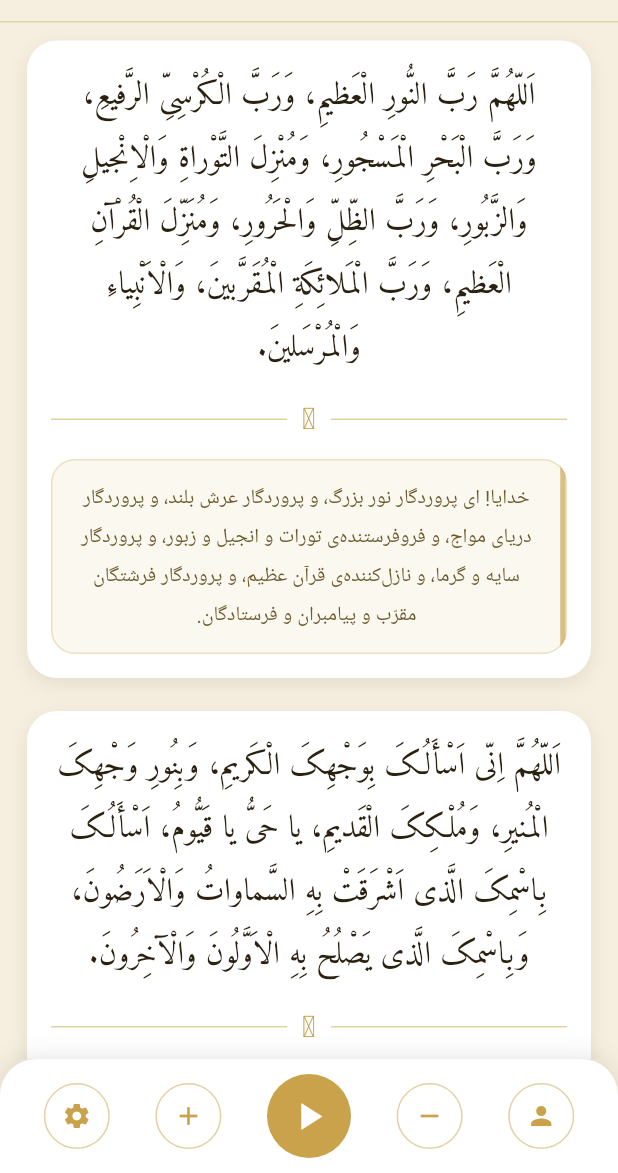
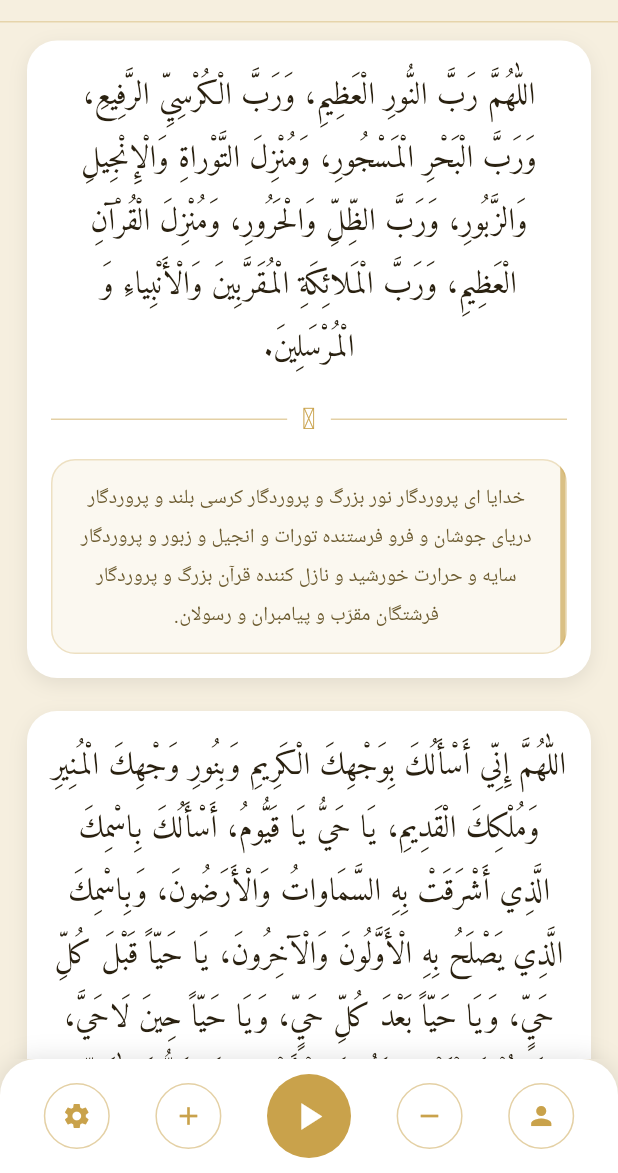
Before and after one commit to amirmohammadq1/Doaye_ahd, a Flutter app: the screen it shows after launch, on a phone screen of 412 x 824 dp, the part 63-1236 px from its top. Run offline on Flutter 3.47's test engine with Material 3 defaults, Android fonts, the phone set to English and light mode, and no system bars; our stand-ins replace audioplayers, flutter_native_splash, shared_preferences.

Commit message:
Add files via upload

```diff
--- a/lib/dua_data.dart
+++ b/lib/dua_data.dart
@@ -14,57 +14,36 @@ class DuaSection {
 /// متن دعای عهد، تقسیم‌شده به بخش‌های کوتاه همراه با ترجمه‌ی هرکدام
 const List<DuaSection> kDuaSections = [
   DuaSection(
-    'اَللّهُمَّ رَبَّ النُّورِ الْعَظیمِ، وَرَبَّ الْکُرْسِیِّ الرَّفیعِ، وَرَبَّ الْبَحْرِ الْمَسْجُورِ، وَمُنْزِلَ التَّوْراةِ وَالْاِنْجیلِ وَالزَّبُورِ، وَرَبَّ الظِّلِّ وَالْحَرُورِ، وَمُنَزِّلَ الْقُرْآنِ الْعَظیمِ، وَرَبَّ الْمَلائِکَةِ الْمُقَرَّبینَ، وَالْاَنْبِیاءِ وَالْمُرْسَلینَ.',
-    'خدایا! ای پروردگار نور بزرگ، و پروردگار عرش بلند، و پروردگار دریای مواج، و فروفرستنده‌ی تورات و انجیل و زبور، و پروردگار سایه و گرما، و نازل‌کننده‌ی قرآن عظیم، و پروردگار فرشتگان مقرّب و پیامبران و فرستادگان.',
+    'اللّٰهُمَّ رَبَّ النُّورِ الْعَظِيمِ، وَرَبَّ الْكُرْسِيِّ الرَّفِيعِ، وَرَبَّ الْبَحْرِ الْمَسْجُورِ، وَمُنْزِلَ التَّوْراةِ وَالْإِنْجِيلِ وَالزَّبُورِ، وَرَبَّ الظِّلِّ وَالْحَرُورِ، وَمُنْزِلَ الْقُرْآنِ الْعَظِيمِ، وَرَبَّ الْمَلائِكَةِ الْمُقَرَّبِينَ وَالْأَنْبِياءِ وَ الْمُرْسَلِينَ.',
+    'خدایا ای پروردگار نور بزرگ و پروردگار کرسی بلند و پروردگار دریای جوشان و فرو فرستنده تورات و انجیل و زبور و پروردگار سایه و حرارت خورشید و نازل کننده قرآن بزرگ و پروردگار فرشتگان مقرّب و پیامبران و رسولان.',
   ),
   DuaSection(
-    'اَللّهُمَّ اِنّی اَسْأَلُکَ بِوَجْهِکَ الْکَریمِ، وَبِنُورِ وَجْهِکَ الْمُنیرِ، وَمُلْکِکَ الْقَدیمِ، یا حَیُّ یا قَیُّومُ، اَسْأَلُکَ بِاسْمِکَ الَّذی اَشْرَقَتْ بِهِ السَّماواتُ وَالْاَرَضُونَ، وَبِاسْمِکَ الَّذی یَصْلُحُ بِهِ الْاَوَّلُونَ وَالْآخِرُونَ.',
-    'خدایا! از تو می‌خواهم به‌حقّ ذات گرامی‌ات، و نور روشن وجودت، و پادشاهی دیرینه‌ات؛ ای زنده‌ی پاینده! از تو می‌خواهم به نامی که آسمان‌ها و زمین‌ها بدان روشن گشت، و به نامی که کار پیشینیان و آیندگان بدان سامان می‌یابد.',
+    'اللّٰهُمَّ إِنِّي أَسْأَلُكَ بِوَجْهِكَ الْكَرِيمِ وَبِنُورِ وَجْهِكَ الْمُنِيرِ وَمُلْكِكَ الْقَدِيمِ، يَا حَيُّ يَا قَيُّومُ، أَسْأَلُكَ بِاسْمِكَ الَّذِي أَشْرَقَتْ بِهِ السَّمَاواتُ وَالْأَرَضُونَ، وَبِاسْمِكَ الَّذِي يَصْلَحُ بِهِ الْأَوَّلُونَ وَالْآخِرُونَ، يَا حَيّاً قَبْلَ كُلِّ حَيٍّ، وَيَا حَيّاً بَعْدَ كُلِّ حَيٍّ، وَيَا حَيّاً حِينَ لَاحَيَّ، يَا مُحْيِيَ الْمَوْتىٰ، وَمُمِيتَ الْأَحْياءِ، يَا حَيُّ لَاإِلٰهَ إِلّا أَنْتَ؛',
+    'خدایا از تو می‌خواهم به ذات بزرگوارت و به نور روی نوربخشت و فرمانروایی دیرینه‌ات، ای زنده و پا برجای دائم، از تو می‌خواهم به حق نامت که به آن آسمان‌ها و زمین‌ها روشن شد و به حق نامت که پیشینیان و پسینیان به آن شایسته می‌شوند، ای زنده پیش از هر زنده، ای زنده پس از هر زنده، ای زنده در آن وقتی که زنده‌ای نبود، ای زنده کننده مردگان و میراننده زندگان، ای زنده، معبودی جز تو نیست؛',
   ),
   DuaSection(
-    'یا حَیّاً قَبْلَ کُلِّ حَیٍّ، وَیا حَیّاً بَعْدَ کُلِّ حَیٍّ، وَیا حَیّاً حینَ لا حَیَّ، یا مُحْیِیَ الْمَوْتی وَمُمیتَ الْاَحْیاءِ، یا حَیُّ لا اِلـهَ اِلاّ اَنْتَ.',
-    'ای زنده‌ای پیش از هر زنده، و ای زنده‌ای پس از هر زنده، و ای زنده‌ای آنگاه که هیچ زنده‌ای نبود؛ ای زنده‌کننده‌ی مردگان و میراننده‌ی زندگان؛ ای زنده‌ای که جز تو خدایی نیست.',
+    'اللّٰهُمَّ بَلِّغْ مَوْلانَا الْإِمامَ الْهادِيَ الْمَهْدِيَّ الْقائِمَ بِأَمْرِكَ صَلَواتُ اللّٰهِ عَلَيْهِ وَعَلَىٰ آبائِهِ الطَّاهِرِينَ عَنْ جَمِيعِ الْمُؤْمِنِينَ وَالْمُؤْمِناتِ فِي مَشارِقِ الْأَرْضِ وَمَغارِبِها، سَهْلِها وَجَبَلِها، وَبَرِّها وَبَحْرِها، وَعَنِّي وَعَنْ وَالِدَيَّ مِنَ الصَّلَواتِ زِنَةَ عَرْشِ اللّٰهِ، وَمِدادَ كَلِماتِهِ، وَمَا أَحْصاهُ عِلْمُهُ، وَأَحاطَ بِهِ كِتابُهُ.',
+    'خدایا برسان به مولای ما امام راهنمای راه‌یافته، قیام کننده به فرمانت که درودهای خدا بر او و پدران پاکش، از سوی همه مردان و زنان مؤمن، در مشرق‌های زمین و مغرب‌هایش، همواری‌ها و کوه‌هایش، خشکی‌ها و دریاهایش و از طرف من و پدر و مادرم، از درودها به وزن عرش خدا و امتداد کلماتش و آنچه دانشش برشمرده و کتابش به آن احاطه یافته.',
   ),
   DuaSection(
-    'اَللّهُمَّ بَلِّغْ مَوْلانَا الْاِمامَ الْهادِیَ الْمَهْدِیَّ الْقائِمَ بِاَمْرِکَ، صَلَواتُ اللهِ عَلَیْهِ وَعَلی آبائِهِ الطّاهِرینَ، عَنْ جَمیعِ الْمُؤْمِنینَ وَالْمُؤْمِناتِ، فی مَشارِقِ الْاَرْضِ وَمَغارِبِها، سَهْلِها وَجَبَلِها، وَبَرِّها وَبَحْرِها، وَعَنّی وَعَنْ والِدَیَّ، مِنَ الصَّلَواتِ زِنَةَ عَرْشِ اللهِ، وَمِدادَ کَلِماتِهِ، وَما اَحْصاهُ عِلْمُهُ، وَاَحاطَ بِهِ کِتابُهُ.',
-    'خدایا! به مولای ما، امام هادی و مهدی، قیام‌کننده به فرمانت -که درود خدا بر او و بر پدران پاکش باد- از سوی همه‌ی مردان و زنان مؤمن، در شرق و غرب زمین، در دشت و کوهش، در خشکی و دریایش، و از سوی من و پدر و مادرم، درودهایی به وزن عرش خدا و به شمار مرکّب کلماتش و آنچه علمش برشمرده و کتابش در بر گرفته، برسان.',
+    'اللّٰهُمَّ إِنِّي أُجَدِّدُ لَهُ فِي صَبِيحَةِ يَوْمِي هٰذَا وَمَا عِشْتُ مِنْ أَيَّامِي عَهْداً وَعَقْداً وَبَيْعَةً لَهُ فِي عُنُقِي لَا أَحُولُ عَنْها وَلَا أَزُولُ أَبَداً، اللّٰهُمَّ اجْعَلْنِي مِنْ أَنْصارِهِ وَأَعْوانِهِ، وَالذَّابِّينَ عَنْهُ، والْمُسارِعِينَ إِلَيْهِ فِي قَضاءِ حَوَائِجِهِ، وَالْمُمْتَثِلِينَ لِأَوامِرِهِ، وَالْمُحامِينَ عَنْهُ، وَالسَّابِقِينَ إِلىٰ إِرادَتِهِ، وَالْمُسْتَشْهَدِينَ بَيْنَ يَدَيْهِ؛',
+    'خدایا در صبح این روز و تا زندگی کنم از روزهایم، برای آن حضرت بر عهده‌ام، عهد و پیمان و بیعت تجدید می‌کنم که از آن‌، رو نگردانم و هیچ‌گاه دست برندارم. خدایا مرا، از یاران و مددکاران و دفاع‌کنندگان از او قرار ده و از شتابندگان به سویش، در برآوردن خواسته‌هایش و اطاعت‌کنندگان اَوامرش و مدافعان حضرتش و پیش‌گیرندگان به سوی خواسته‌اش و کشته‌شدگان در پیشگاهش؛',
   ),
   DuaSection(
-    'اَللّهُمَّ اِنّی اُجَدِّدُ لَهُ فی صَبیحَةِ یَوْمی هذا وَما عِشْتُ مِنْ اَیّامی عَهْداً وَعَقْداً وَبَیْعَةً لَهُ فی عُنُقی، لا اَحُولُ عَنْها وَلا اَزُولُ اَبَداً.',
-    'خدایا! من در صبحگاه امروز، و در تمام روزهایی که زنده‌ام، پیمان و عهد و بیعت او را بر گردن خود تازه می‌کنم؛ پیمانی که هرگز از آن رویگردان نمی‌شوم و هیچ‌گاه از آن دست برنمی‌دارم.',
+    'اللّٰهُمَّ إِنْ حالَ بَيْنِي وَبَيْنَهُ الْمَوْتُ الَّذِي جَعَلْتَهُ عَلَىٰ عِبادِكَ حَتْماً مَقْضِيّاً فَأَخْرِجْنِي مِنْ قَبْرِي مُؤْتَزِراً كَفَنِي، شاهِراً سَيْفِي، مُجَرِّداً قَناتِي، مُلَبِّياً دَعْوَةَ الدَّاعِي فِي الْحاضِرِ وَالْبادِي. اللّٰهُمَّ أَرِنِي الطَّلْعَةَ الرَّشِيدَةَ، وَالْغُرَّةَ الْحَمِيدَةَ، وَاكْحَُلْ ناظِرِي بِنَظْرَةٍ مِنِّي إِلَيْهِ، وَعَجِّلْ فَرَجَهُ، وَسَهِّلْ مَخْرَجَهُ، وَأَوْسِعْ مَنْهَجَهُ، وَاسْلُكْ بِي مَحَجَّتَهُ، وَأَنْفِذْ أَمْرَهُ، وَاشْدُدْ أَزْرَهُ.',
+    'خدایا اگر بین من و او مرگی که بر بندگانت حتم و قطعی ساختی حائل شد، کفن پوشیده از قبر مرا بیرون آور، با شمشیر از نیام برکشیده و نیزه برهنه، پاسخگو به دعوت آن دعوت‌کننده، در میان شهرنشین و بادیه‌نشین. خدایا آن جمال با رشادت و پیشانی ستوده را به من بنمایان و با نگاهی از من به او، دیده‌ام را سرمه بنه و در گشایش امرش شتاب کن و راه آمدنش را آسان گردان و شیوه و روشش را وسعت بخش و مرا به راهش درآور و فرمانش را نافذ کن و پشتش را محکم گردان،',
   ),
   DuaSection(
-    'اَللّهُمَّ اجْعَلْنی مِنْ اَنْصارِهِ وَاَعْوانِهِ، وَالذّابّینَ عَنْهُ، وَالْمُسارِعینَ اِلَیْهِ فی قَضاءِ حَوائِجِهِ، وَالْمُمْتَثِلینَ لِاَوامِرِهِ، وَالْمُحامینَ عَنْهُ، وَالسّابِقینَ اِلی اِرادَتِهِ، وَالْمُسْتَشْهَدینَ بَیْنَ یَدَیْهِ.',
-    'خدایا! مرا از یاوران و کمک‌کاران او، و از مدافعانش، و از شتاب‌کنندگان به سوی او در برآوردن نیازهایش، و از فرمانبرداران دستورهایش، و از حمایت‌کنندگان از او، و از پیشی‌گیرندگان به خواست او، و از شهیدان در پیشگاه او قرار ده.',
+    'وَاعْمُرِ اللّٰهُمَّ بِهِ بِلادَكَ، وَأَحْيِ بِهِ عِبادَكَ، فَإِنَّكَ قُلْتَ وَقَوْلُكَ الْحَقُّ: ﴿ظَهَرَ الْفَسٰادُ فِي الْبَرِّ وَ الْبَحْرِ بِمٰا كَسَبَتْ أَيْدِي النّٰاسِ﴾، فَأَظْهِرِ اللّٰهُمَّ لَنا وَلِيَّكَ وَابْنَ بِنْتِ نَبِيِّكَ الْمُسَمَّىٰ بِاسْمِ رَسُولِكَ، حَتَّىٰ لَايَظْفَرَ بِشَيْءٍ مِنَ الْباطِلِ إِلّا مَزَّقَهُ، وَيُحِقَّ الْحَقَّ وَيُحَقِّقَهُ؛',
+    'خدایا به دست او کشورهایت را آباد کن و بندگانت را به وسیله او زنده فرما، به درستی که تو فرمودی و گفته‌ات حق است که: «در خشکی و دریا به سبب آنچه [از اعمال زشت] که مردم به دست خود مرتکب شدند تباهی و فتنه آشکار شده است»، خدایا ولی‌ات و فرزند دختر پیامبرت که به نام رسولت نامیده شده، برای ما آشکار کن تا به چیزی از باطل دست نیابد، مگر آن را از هم بپاشد و حق را پابرجا و ثابت نماید؛',
   ),
   DuaSection(
-    'اَللّهُمَّ اِنْ حالَ بَیْنی وَبَیْنَهُ الْمَوْتُ الَّذی جَعَلْتَهُ عَلی عِبادِکَ حَتْماً مَقْضِیّاً، فَاَخْرِجْنی مِنْ قَبْری مُؤْتَزِراً کَفَنی، شاهِراً سَیْفی، مُجَرِّداً قَناتی، مُلَبِّیاً دَعْوَةَ الدّاعی، فِی الْحاضِرِ وَالْبادی.',
-    'خدایا! اگر مرگی که آن را برای بندگانت حتمی و گریزناپذیر مقرّر کرده‌ای، میان من و او فاصله انداخت، مرا از قبرم بیرون آور، در حالی که کفنم را به کمر بسته، شمشیرم را برکشیده، نیزه‌ام را از غلاف بیرون آورده، و اجابت‌کننده‌ی دعوتِ آن دعوت‌کننده باشم، چه در شهر و چه در بیابان.',
+    'وَاجْعَلْهُ اللّٰهُمَّ مَفْزَعاً لِمَظْلُومِ عِبادِكَ، وَناصِراً لِمَنْ لَايَجِدُ لَهُ ناصِراً غَيْرَكَ، وَمُجَدِّداً لِمَا عُطِّلَ مِنْ أَحْكامِ كِتابِكَ، وَمُشَيِّداً لِمَا وَرَدَ مِنْ أَعْلامِ دِينِكَ وَسُنَنِ نَبِيِّكَ صَلَّى اللّٰهُ عَلَيْهِ وآلِهِ، وَاجْعَلْهُ اللّٰهُمَّ مِمَّنْ حَصَّنْتَهُ مِنْ بَأْسِ الْمُعْتَدِينَ.',
+    'خدایا او را قرار ده پناهگاهی برای ستمدیدگان از بندگانت و یاور برای کسی که یاری برای خود جز تو نمی‌یابد و تجدیدکننده آنچه از احکام کتابت تعطیل شده و محکم‌کننده آنچه از نشانه‌های دینت و روش‌های پیامبرت (درود خدا بر او و خاندانش) رسیده است و او را قرار ده، خدایا، از آنان‌ که از حمله متجاوزان، نگاهش داری،',
   ),
   DuaSection(
-    'اَللّهُمَّ اَرِنِی الطَّلْعَةَ الرَّشیدَةَ، وَالْغُرَّةَ الْحَمیدَةَ، وَاکْحُلْ ناظِری بِنَظْرَةٍ مِنّی اِلَیْهِ، وَعَجِّلْ فَرَجَهُ، وَسَهِّلْ مَخْرَجَهُ، وَاَوْسِعْ مَنْهَجَهُ، وَاسْلُکْ بی مَحَجَّتَهُ، وَاَنْفِذْ اَمْرَهُ، وَاشْدُدْ اَزْرَهُ.',
-    'خدایا! آن چهره‌ی خجسته و پیشانی ستوده را به من بنمایان، و دیده‌ام را با نگاهی از خودم به سوی او روشن و سرمه‌کش گردان، و در گشایش کارش شتاب کن، و راه بیرون‌آمدنش را آسان ساز، و روشش را گسترده گردان، و مرا در راه او قرار ده، و فرمانش را روان ساز، و پشتش را استوار گردان.',
-  ),
-  DuaSection(
-    'وَاعْمُرِ اَللّهُمَّ بِهِ بِلادَکَ، وَاَحْیِ بِهِ عِبادَکَ، فَاِنَّکَ قُلْتَ وَقَوْلُکَ الْحَقُّ: ﴿ظَهَرَ الْفَسٰادُ فِي الْبَرِّ وَ الْبَحْرِ بِمٰا كَسَبَتْ أَيْدِي النّٰاسِ﴾، فَاَظْهِرِ اَللّهُمَّ لَنا وَلِیَّکَ، وَابْنَ بِنْتِ نَبِیِّکَ، الْمُسَمّی بِاسْمِ رَسُولِکَ، حَتّی لا یَظْفَرَ بِشَیْءٍ مِنَ الْباطِلِ اِلاّ مَزَّقَهُ، وَیُحِقَّ الْحَقَّ وَیُحَقِّقَهُ.',
-    'و خدایا! به‌وسیله‌ی او شهرهایت را آباد کن، و بندگانت را زنده گردان؛ زیرا تو خود فرمودی -و سخن تو حق است- که «فساد در خشکی و دریا به سبب آنچه دست‌های مردم فراهم آورده، آشکار شد». پس خدایا! ولیّ خود، و فرزند دختر پیامبرت، آن که به نام رسولت نامیده شده را برای ما آشکار کن، تا بر هیچ باطلی دست نیابد جز آنکه آن را از هم بدرد، و حق را برپا و ثابت گرداند.',
-  ),
-  DuaSection(
-    'وَاجْعَلْهُ اَللّهُمَّ مَفْزَعاً لِمَظْلُومِ عِبادِکَ، وَناصِراً لِمَنْ لا یَجِدُ لَهُ ناصِراً غَیْرَکَ، وَمُجَدِّداً لِما عُطِّلَ مِنْ اَحْکامِ کِتابِکَ، وَمُشَیِّداً لِما وَرَدَ مِنْ اَعْلامِ دینِکَ وَسُنَّةِ نَبِیِّکَ صَلَّی اللهُ عَلَیْهِ وَآلِهِ.',
-    'و خدایا! او را پناهگاه بندگان ستم‌دیده‌ات، و یاور کسی که جز تو یاوری ندارد قرار ده، و او را احیاگر احکام تعطیل‌شده‌ی کتابت، و برپادارنده‌ی نشانه‌های دینت و سنّت پیامبرت -که درود خدا بر او و خاندانش باد- گردان.',
-  ),
-  DuaSection(
-    'وَاجْعَلْهُ اَللّهُمَّ مِمَّنْ حَصَّنْتَهُ مِنْ بَأْسِ الْمُعْتَدینَ، اَللّهُمَّ وَسُرَّ نَبِیَّکَ مُحَمَّداً صَلَّی اللهُ عَلَیْهِ وَآلِهِ بِرُؤْیَتِهِ، وَمَنْ تَبِعَهُ عَلی دَعْوَتِهِ، وَارْحَمِ اسْتِکانَتَنا بَعْدَهُ.',
-    'و خدایا! او را از کسانی قرار ده که از آسیب تجاوزکاران در امانش داشته‌ای. خدایا! پیامبرت محمد -که درود خدا بر او و خاندانش باد- و هر کس را که از دعوتش پیروی کرده، با دیدار او شادمان گردان، و به فروتنی و بی‌پناهی ما پس از او رحم کن.',
-  ),
-  DuaSection(
-    'اَللّهُمَّ اکْشِفْ هذِهِ الْغُمَّةَ عَنْ هذِهِ الْاُمَّةِ بِحُضُورِهِ، وَعَجِّلْ لَنا ظُهُورَهُ، اِنَّهُمْ یَرَوْنَهُ بَعیداً وَنَراهُ قَریباً، بِرَحْمَتِکَ یا اَرْحَمَ الرّاحِمینَ.',
-    'خدایا! این اندوه را با حضور او از این امّت بردار، و ظهورش را برای ما شتاب بخش؛ که مردم آن را دور می‌بینند و ما آن را نزدیک می‌بینیم، به رحمت خودت، ای مهربان‌ترین مهربانان.',
-  ),
-  DuaSection(
-    'اَللّهُمَّ اغْفِرْ لِلْمُؤْمِنینَ وَالْمُؤْمِناتِ، وَالْمُسْلِمینَ وَالْمُسْلِماتِ، الْاَحْیاءِ مِنْهُمْ وَالْاَمْواتِ، وَتابِعْ بَیْنَنا وَبَیْنَهُمْ بِالْخَیْراتِ، اِنَّکَ سَمیعُ الدُّعاءِ، اِنَّکَ عَلی کُلِّ شَیْءٍ قَدیرٌ.',
-    'خدایا! مردان و زنان مؤمن، و مردان و زنان مسلمان را، چه زنده و چه مرده، بیامرز، و میان ما و آنان پیوسته خیر و نیکی برقرار ساز؛ که تو شنونده‌ی دعایی، و تو بر هر کاری توانایی.',
-    note: 'دعای خیر برای عموم مسلمانان و مؤمنان (جزو متن اصلی دعای عهد نیست)',
+    'اللّٰهُمَّ وَسُرَّ نَبِيَّكَ مُحَمَّداً صَلَّى اللّٰهُ عَلَيْهِ وآلِهِ بِرُؤْيَتِهِ وَمَنْ تَبِعَهُ عَلَىٰ دَعْوَتِهِ، وَارْحَمِ اسْتِكانَتَنا بَعْدَهُ. اللَّهُمَّ اكْشِفْ هٰذِهِ الْغُمَّةَ عَنْ هٰذِهِ الْأُمَّةِ بِحُضُورِهِ، وَعَجِّلْ لَنا ظُهُورَهُ، إِنَّهُمْ يَرَوْنَهُ بَعِيداً وَنَرَاهُ قَرِيباً، بِرَحْمَتِكَ يَا أَرْحَمَ الرَّاحِمِينَ.',
+    'خدایا پیامبرت محمّد (درود خدا بر او و خاندانش) را به دیدار او و کسانی که بر پایه دعوتش از او پیروی کردند شاد کن و پس از او به درماندگی ما رحم فرما، خدایا این اندوه را از این امت به حضور آن حضرت برطرف کن و در ظهورش برای ما شتاب فرما که دیگران ظهورش را دور می‌بینند و ما نزدیک می‌بینیم، به مهربانی‌ات ای مهربان‌ترین مهربانان.',
   ),
 ];
 
```
